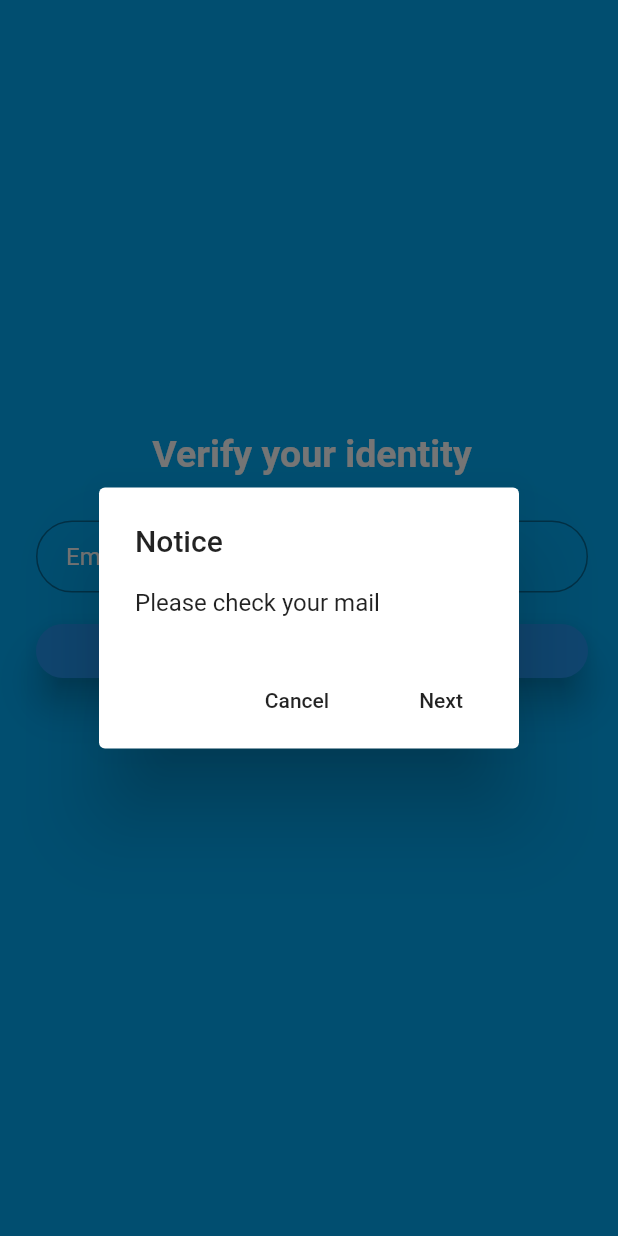
After one commit to DaoVoTanIT/Navigation-in-flutter, a Flutter app: the Password screen opened directly, after a tap on "SEND RESET LINK", on a phone screen of 412 x 824 dp. The commit adds this screen. Run offline on Flutter 3.47's test engine with Material 2 defaults, Android fonts, the phone set to English and light mode, and no system bars.

Commit message:
add a few screens

```diff
--- /dev/null
+++ b/lib/forgotPass/ForgotPassScreen.dart
@@ -0,0 +1,126 @@
+import 'package:flutter/material.dart';
+import 'package:nav_formlogin/forgotPass/vertify.dart';
+
+class Password extends StatefulWidget {
+  @override
+  State<StatefulWidget> createState() {
+    return PassWordScreenState();
+  }
+}
+
+class PassWordScreenState extends State<Password> {
+  final setcolor = TextStyle(color: Colors.white);
+  @override
+  Widget build(BuildContext context) {
+    return Scaffold(
+      backgroundColor: Colors.lightBlue,
+      body: Center(
+        child: Container(
+          padding: EdgeInsets.only(left: 24.0, right: 20.0),
+          child: Column(
+            mainAxisAlignment: MainAxisAlignment.center,
+            children: <Widget>[
+              Padding(
+                padding: EdgeInsets.only(bottom: 30),
+                child: Text(
+                  'Verify your identity',
+                  style: TextStyle(
+                      fontSize: 25,
+                      fontWeight: FontWeight.bold,
+                      color: Colors.white),
+                ),
+              ),
+              TextFormField(
+                keyboardType: TextInputType.emailAddress,
+                autofocus: false,
+                initialValue: '',
+                textAlign: TextAlign.left,
+                decoration: InputDecoration(
+                  hintText: 'Email',
+                  hintStyle: TextStyle(color: Colors.white),
+                  contentPadding: EdgeInsets.fromLTRB(20.0, 10.0, 20.0, 10.0),
+                  border: OutlineInputBorder(
+                      borderRadius: BorderRadius.circular(32.0)),
+                ),
+              ),
+              Container(
+                width: double.infinity,
+                padding: EdgeInsets.only(top: 15),
+                child: Row(
+                  mainAxisSize: MainAxisSize.max,
+                  children: [
+                    Expanded(
+                      flex: 1,
+                      child: RaisedButton(
+                        child: Text('SEND RESET LINK'),
+                        textColor: Colors.white,
+                        elevation: 10.0,
+                        color: Colors.blue,
+                        padding: EdgeInsets.fromLTRB(20.0, 10.0, 20.0, 10.0),
+                        shape: RoundedRectangleBorder(
+                            borderRadius: BorderRadius.circular(30.0)),
+                        onPressed: () {
+                          showAlertDialog(context);
+                          // Navigator.push(context,
+                          //     MaterialPageRoute(builder: (context) => LobbyScreen()));
+                        },
+                      ),
+                    )
+                  ],
+                ),
+              ),
+              Container(
+                padding: EdgeInsets.only(bottom: 30),
+                child: Row(
+                  mainAxisAlignment: MainAxisAlignment.center,
+                  children: [
+                    FlatButton(
+                        onPressed: () {
+                          Navigator.pop(context);
+                        },
+                        child: Text(
+                          "Back to Sign In",
+                          style: TextStyle(color: Colors.white),
+                        )),
+                  ],
+                ),
+              ),
+            ],
+          ),
+        ),
+      ),
+    );
+  }
+}
+
+showAlertDialog(BuildContext context) {
+  Widget cancelButton = FlatButton(
+    child: Text("Cancel"),
+    onPressed: () {
+      Navigator.pop(context);
+    },
+  );
+  Widget nextButton = FlatButton(
+    child: Text("Next"),
+    onPressed: () {
+      Navigator.push(
+          context, MaterialPageRoute(builder: (context) => Vertify()));
+    },
+  );
+  // set up the AlertDialog
+  AlertDialog alert = AlertDialog(
+    title: Text("Notice"),
+    content: Text("Please check your mail"),
+    actions: [
+      cancelButton,
+      nextButton,
+    ],
+  );
+  // show the dialog
+  showDialog(
+    context: context,
+    builder: (BuildContext context) {
+      return alert;
+    },
+  );
+}
--- a/lib/main.dart
+++ b/lib/main.dart
@@ -11,6 +11,6 @@ class MyApp extends StatelessWidget {
     return MaterialApp(
         title: 'Flutter demo Navigation',
         theme: ThemeData.light(),
-        home: LoginScreen());
+        home: MyCustomForm());
   }
 }
```
Also changed, not shown: lib/forgotPass/vertify.dart (added, +35 -0 lines), lib/screen/formlogin.dart (+5 -89 lines).
